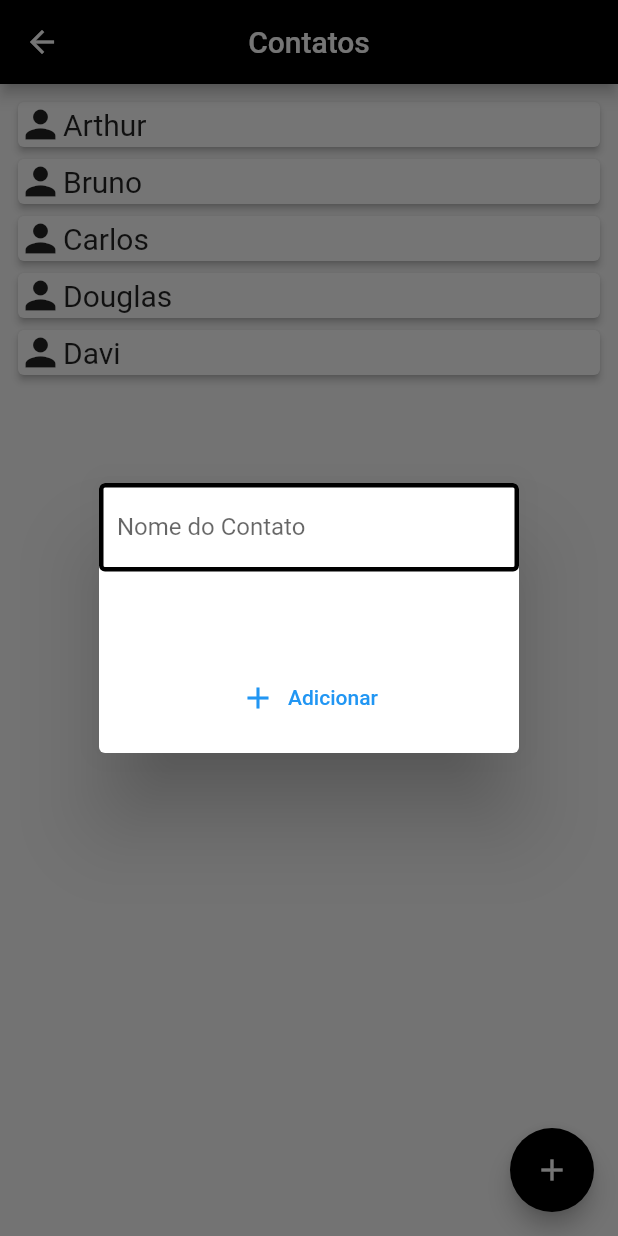
After one commit to jvst0911/app_n3, a Flutter app: the SecodPage screen opened directly, after a tap on the "add" icon, on a phone screen of 412 x 824 dp. The commit adds this screen. Run offline on Flutter 3.47's test engine with Material 2 defaults, Android fonts, the phone set to English and light mode, and no system bars.

Commit message:
alterações leves em poucas coisas

```diff
--- /dev/null
+++ b/lib/database/databaseMethods.dart
@@ -0,0 +1,5 @@
+class DBHelper {
+  List<String >getContatos() {
+    return ["Arthur", "Bruno", "Carlos", "Douglas", "Davi"];
+  }
+}
--- /dev/null
+++ b/lib/view/secondPage.dart
@@ -0,0 +1,107 @@
+import 'package:app_n3/database/databaseMethods.dart';
+import 'package:flutter/material.dart';
+
+class SecodPage extends StatefulWidget {
+  const SecodPage({Key? key}) : super(key: key);
+
+  @override
+  _SecodPageState createState() => _SecodPageState();
+}
+
+class _SecodPageState extends State<SecodPage> {
+  DBHelper db = new DBHelper();
+
+  List<String> nomes = [];
+  TextEditingController _controller = new TextEditingController();
+
+  @override
+  void initState() {
+    nomes = db.getContatos();
+  }
+
+  @override
+  Widget build(BuildContext context) {
+    return Scaffold(
+      appBar: AppBar(
+        title: Text("Contatos"),
+        centerTitle: true,
+        backgroundColor: Colors.black,
+      ),
+      body: Container(
+        padding: EdgeInsets.all(8),
+        height: MediaQuery.of(context).size.height,
+        child: ListView.builder(
+          itemCount: nomes.length,
+          itemBuilder: (context, index) {
+            return Card(
+              child: Row(
+                children: [
+                  Icon(
+                    Icons.person,
+                    size: 30,
+                  ),
+                  Text(
+                    nomes[index],
+                    style: TextStyle(fontSize: 20),
+                  ),
+                  SizedBox(
+                    width: 30,
+                  ),
+                ],
+              ),
+              elevation: 2,
+            );
+          },
+        ),
+      ),
+      floatingActionButton: FloatingActionButton(
+        onPressed: () {
+          showDialog(
+            context: context,
+            builder: (context) {
+              return Dialog(
+                  child: Container(
+                height: 180,
+                width: 200,
+                child: Column(
+                  children: [
+                    TextFormField(
+                      decoration: InputDecoration(
+                        labelText: 'Nome do Contato',
+                        enabledBorder: OutlineInputBorder(
+                          borderSide: BorderSide(width: 3, color: Colors.black),
+                          // borderRadius: BorderRadius.circular(12),
+                        ),
+                      ),
+                      controller: _controller,
+                    ),
+                    SizedBox(
+                      height: 60,
+                    ),
+                    TextButton.icon(
+                      onPressed: () {
+                        addContato(_controller.text);
+                      },
+                      icon: Icon(Icons.add),
+                      label: Text("Adicionar"),
+                    )
+                  ],
+                ),
+              ));
+            },
+          );
+        },
+        child: Icon(Icons.add),
+        backgroundColor: Colors.black,
+      ),
+    );
+  }
+
+  addContato(String nome) {
+    setState(
+      () {
+        nomes.add(nome);
+      },
+    );
+  }
+}
```
Also changed, not shown: lib/main.dart (+2 -77 lines), lib/view/firstPage.dart (added, +88 -0 lines).
